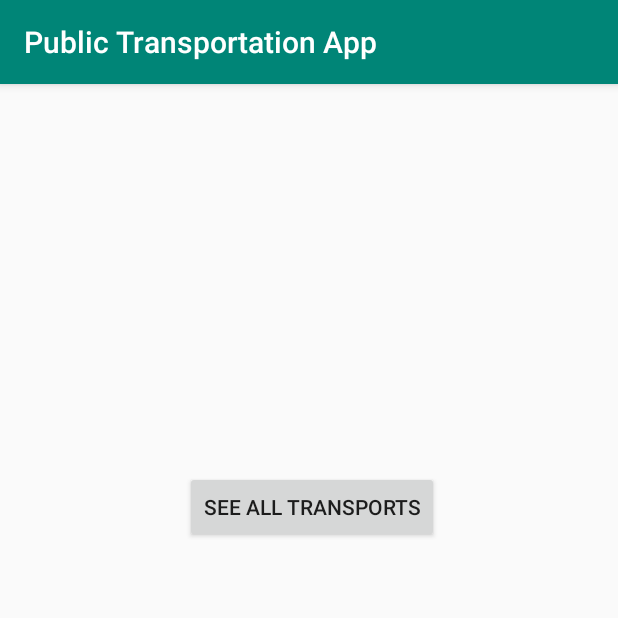
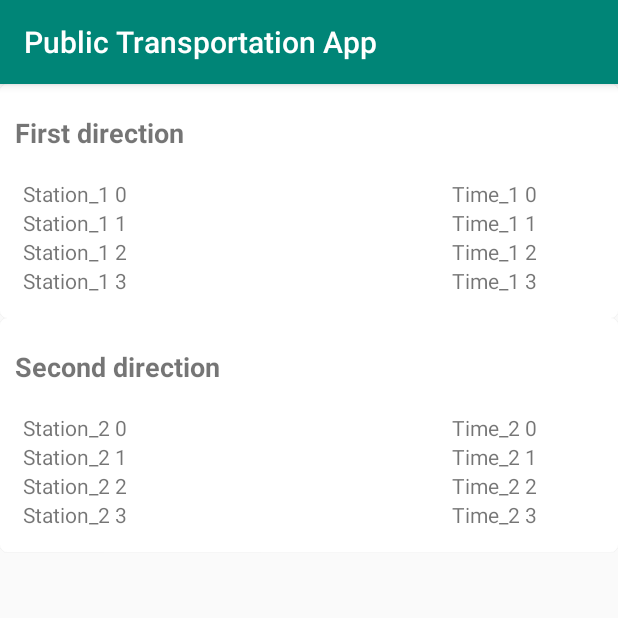
Before and after one commit to FabianTalos/MSA-project, an Android app: the screen it shows after launch (MainActivity), on a phone screen of 412 x 824 dp, the top half of it. Run offline under Robolectric (Android 15) with nearby library versions, the phone set to English and light mode, and no system bars; our stand-ins replace Firebase (no records; nobody signed in at launch, a user with empty details on screens opened directly).

```diff
--- a/app/src/main/java/com/example/publictransportationapp/MainActivity.java
+++ b/app/src/main/java/com/example/publictransportationapp/MainActivity.java
@@ -1,26 +1,43 @@
 package com.example.publictransportationapp;
 
+import android.app.Activity;
+import android.content.Context;
 import android.content.Intent;
 import android.os.Bundle;
+import android.util.Log;
 import android.view.View;
 import android.widget.Button;
 
 import androidx.appcompat.app.AppCompatActivity;
+import androidx.recyclerview.widget.LinearLayoutManager;
+import androidx.recyclerview.widget.RecyclerView;
 
 import com.example.publictransportationapp.activity.TransportList;
+import com.example.publictransportationapp.adapter.MapAdapter;
+import com.example.publictransportationapp.model.Station;
 import com.google.firebase.database.DatabaseReference;
 import com.google.firebase.database.FirebaseDatabase;
 
 import java.util.ArrayList;
+import java.util.HashMap;
+
 //TO DO: GridLayoutManager for transports
 public class MainActivity extends AppCompatActivity {
     DatabaseReference reference;
+
+    ArrayList<Station> listStations1 = new ArrayList<>();
+    ArrayList<Station> listStations2 = new ArrayList<>();
+    MapAdapter mapAdapter;
+    Context mcontext;
+    RecyclerView myRecyclerView;
+    HashMap<String, ArrayList<Station>> stationsMap = new HashMap<>();
 
     @Override
     protected void onCreate(Bundle savedInstanceState) {
         super.onCreate(savedInstanceState);
         setContentView(R.layout.activity_main);
-
+        mcontext = this;
+        Log.e("check", "Main activity, on create");
         FirebaseDatabase database = FirebaseDatabase.getInstance();
         reference = database.getReference().child("transports");
 
@@ -59,6 +76,28 @@ public class MainActivity extends AppCompatActivity {
         });
         */
 
+        /* Recycler view stuff*/
+        for(int i = 0; i < 4; i++)
+        {
+            listStations1.add(new Station("Station_1 " + i, "Time_1 " + i));
+            listStations2.add(new Station("Station_2 " + i, "Time_2 " + i));
+        }
+        stationsMap.put("First direction", listStations1);
+        stationsMap.put("Second direction", listStations2);
+        //setContentView(R.layout.activity_main);
+        setContentView(R.layout.recycler_view);
+        myRecyclerView = (RecyclerView) findViewById(R.id.recyclerView);
+        LinearLayoutManager linearLayoutManager = new LinearLayoutManager(this, LinearLayoutManager.VERTICAL, false);
+        if(myRecyclerView == null)
+        {
+            Log.e("check", "Instance is null");
+        }
+        else {
+            myRecyclerView.setLayoutManager(linearLayoutManager);
+            mapAdapter = new MapAdapter(mcontext, stationsMap);
+            myRecyclerView.setAdapter(mapAdapter);
+        }
+
     }
 
     public void openTransportList()
--- /dev/null
+++ b/app/src/main/java/com/example/publictransportationapp/adapter/MapAdapter.java
@@ -0,0 +1,139 @@
+package com.example.publictransportationapp.adapter;
+
+import android.animation.ObjectAnimator;
+import android.annotation.SuppressLint;
+import android.content.Context;
+import android.util.Log;
+import android.util.SparseBooleanArray;
+import android.view.LayoutInflater;
+import android.view.View;
+import android.view.ViewGroup;
+import android.view.animation.LinearInterpolator;
+import android.widget.LinearLayout;
+import android.widget.RelativeLayout;
+import android.widget.TextView;
+
+import androidx.annotation.NonNull;
+import androidx.recyclerview.widget.RecyclerView;
+
+import com.example.publictransportationapp.R;
+import com.example.publictransportationapp.model.Station;
+
+import java.util.ArrayList;
+import java.util.HashMap;
+import java.util.Map;
+
+public class MapAdapter extends RecyclerView.Adapter<MapAdapter.MyHolder>{
+    HashMap<String, ArrayList<Station>> stationsMap;
+    Context context;
+
+    private SparseBooleanArray expandState = new SparseBooleanArray();  //What is this?
+
+    public MapAdapter(Context context, HashMap<String, ArrayList<Station>> stationsMap) {
+        this.stationsMap = stationsMap;
+        this.context = context;
+        for (int i = 0; i < stationsMap.size(); i++) {
+            expandState.append(i, false);
+        }
+
+    }
+
+    @NonNull
+    @Override
+    public MapAdapter.MyHolder onCreateViewHolder(@NonNull ViewGroup parent, int viewType) {
+        View view =  LayoutInflater.from(parent.getContext()).inflate(R.layout.list_item_map, null, false);//wish I knew
+                //LayoutInflater.from(context).inflate(R.layout.list_item_map,parent,false);
+
+        return new MyHolder(view);
+    }
+
+    @Override
+    public void onBindViewHolder(@NonNull MyHolder holder, @SuppressLint("RecyclerView") int position) {
+        holder.setIsRecyclable(false);
+        holder.textView_name.setText(getHashMapKeyFromIndex(stationsMap, position));
+        final boolean isExpanded = expandState.get(position);
+
+        Log.e("check", "is expanded? " + isExpanded);   //CHANGE THIS SHIT TO A CORRECT TRUE OR FALSE
+        holder.expandableLayout.setVisibility(1); //isExpanded ? View.VISIBLE : View.GONE
+        //Log.e("check", "" + stationsMap.get(getHashMapKeyFromIndex(stationsMap, position)).size());
+        //llContainer
+        holder.llContainer.removeAllViews();
+        LayoutInflater layoutInflator = (LayoutInflater) context.getSystemService(Context.LAYOUT_INFLATER_SERVICE);
+        for (int i = 0; i < stationsMap.get(getHashMapKeyFromIndex(stationsMap, position)).size(); i++) {
+            //Log.e("check", stationsMap.get(getHashMapKeyFromIndex(stationsMap, position)).get(i).getStationName());
+            View view = layoutInflator.inflate(R.layout.row_subcat_child, null);
+            TextView tv_stationName = view.findViewById(R.id.tv_stationName);
+            TextView tv_arrivalTime = view.findViewById(R.id.tv_arrivalTime);
+            tv_stationName.setText(stationsMap.get(getHashMapKeyFromIndex(stationsMap, position)).get(i).getStationName());
+            tv_arrivalTime.setText(String.valueOf(stationsMap.get(getHashMapKeyFromIndex(stationsMap, position)).get(i).getArrivalTime()));
+            holder.llContainer.addView(view);
+            //Log.e("check", "View added to holder");
+        }
+
+
+        holder.buttonLayout.setRotation(expandState.get(position) ? 180f : 0f);
+        holder.buttonLayout.setOnClickListener(new View.OnClickListener() {
+            @Override
+            public void onClick(final View v) {
+                onClickButton(holder.expandableLayout, holder.buttonLayout, position);
+            }
+        });
+    }
+
+    @Override
+    public int getItemCount() {
+        return stationsMap.size();
+    }
+
+    public static class MyHolder extends RecyclerView.ViewHolder {
+
+        TextView textView_name,textView_total;
+        LinearLayout expandableLayout, llContainer;
+        RelativeLayout buttonLayout;
+
+        public MyHolder(View view) {
+            super(view);
+            textView_name = view.findViewById(R.id.textView_name);
+            expandableLayout = view.findViewById(R.id.expandableLayout);
+            buttonLayout = view.findViewById(R.id.button);
+            llContainer = view.findViewById(R.id.llContainer);
+            //Log.e("check", "Holder initialized");
+        }
+    }
+
+    public static String getHashMapKeyFromIndex(HashMap hashMap, int index) {
+
+        String key = null;
+        HashMap<String, Object> hs = hashMap;
+        int pos = 0;
+        for (Map.Entry<String, Object> entry : hs.entrySet()) {
+            if (index == pos) {
+                key = entry.getKey();
+            }
+            pos++;
+        }
+        return key;
+    }
+
+    private ObjectAnimator createRotateAnimator(final View target, final float from, final float to) {
+        ObjectAnimator animator = ObjectAnimator.ofFloat(target, "rotation", from, to);
+        animator.setDuration(300);
+        animator.setInterpolator(new LinearInterpolator());
+        return animator;
+    }
+
+    private void onClickButton(final LinearLayout expandableLayout, final RelativeLayout buttonLayout, final int i) {
+
+        //Simply set View to Gone if not expanded
+        //Not necessary but I put simple rotation on button layout
+        if (expandableLayout.getVisibility() == View.VISIBLE) {
+            createRotateAnimator(buttonLayout, 180f, 0f).start();
+            expandableLayout.setVisibility(View.GONE);
+            expandState.put(i, false);
+        } else {
+            createRotateAnimator(buttonLayout, 0f, 180f).start();
+            expandableLayout.setVisibility(View.VISIBLE);
+            expandState.put(i, true);
+        }
+    }
+}
--- a/app/src/main/java/com/example/publictransportationapp/model/Transport.java
+++ b/app/src/main/java/com/example/publictransportationapp/model/Transport.java
@@ -12,7 +12,7 @@ public class Transport {
 
     String transportType, routeName;
     ArrayList<String> directions;
-    Map<String,Station> stations; //Stations = Map(Direction1 : [{Station 1 : time 1}, {Station 2 : time 2}...]
+    Map<String, ArrayList <Station>> stationsMap; //Stations = Map(Direction1 : [{Station 1 : time 1}, {Station 2 : time 2}...]
 
     public Transport(){}
 
@@ -20,7 +20,7 @@ public class Transport {
         this.transportType = transportType;
         this.routeName = routeName;
         this.directions = new ArrayList<>();
-        this.stations = new HashMap<>();
+        this.stationsMap = new HashMap<>();
     }
 
     public void addDirection(String direction){
@@ -32,8 +32,8 @@ public class Transport {
     }
 
     @RequiresApi(api = Build.VERSION_CODES.N)  //set API lvl to 24
-    public void addStation(String direction, Station station){
-        stations.putIfAbsent(direction, station);
+    public void addStations(String direction, ArrayList <Station> stations){
+        stationsMap.putIfAbsent(direction, stations);
     }
 
     public String getTransportType() {
@@ -52,12 +52,12 @@ public class Transport {
         this.directions = directions;
     }
 
-    public Map<String, Station> getStations() {
-        return stations;
+    public Map<String, ArrayList <Station>>  getStations() {
+        return stationsMap;
     }
 
-    public void setStations(Map<String, Station> stations) {
-        this.stations = stations;
+    public void setStations(Map<String, ArrayList <Station>> stations) {
+        this.stationsMap = stations;
     }
 
     @Override
@@ -66,7 +66,7 @@ public class Transport {
                 "transportType='" + transportType + '\'' +
                 ", routeName='" + routeName + '\'' +
                 ", directions=" + directions +
-                ", stations=" + stations +
+                ", stations=" + stationsMap +
                 '}';
     }
 }
--- a/app/src/main/res/layout/activity_transportlist.xml
+++ b/app/src/main/res/layout/activity_transportlist.xml
@@ -8,10 +8,13 @@
     <androidx.recyclerview.widget.RecyclerView
         android:id="@+id/transportList"
         android:layout_width="match_parent"
-        android:layout_height="match_parent"
+        android:layout_height="match_parent"/>
+        <!--
         android:layout_constrainBottom_toBottomOf="parent"
         android:layout_constrainEnd_toEndOf="parent"
         android:layout_constrainStart_toStartOf="parent"
         android:layout_constrainTop_toTopOf="parent"
+
         tools:ignore="MissingConstraints" />
+        -->
 </androidx.constraintlayout.widget.ConstraintLayout>
--- /dev/null
+++ b/app/src/main/res/layout/list_item_map.xml
@@ -0,0 +1,91 @@
+<?xml version="1.0" encoding="utf-8"?>
+<androidx.cardview.widget.CardView xmlns:android="http://schemas.android.com/apk/res/android"
+    xmlns:card_view="http://schemas.android.com/apk/res-auto"
+    android:id="@+id/cv"
+    android:layout_width="match_parent"
+    android:layout_height="wrap_content"
+    android:layout_marginLeft="5dp"
+    android:layout_marginTop="5dp"
+    android:layout_marginRight="5dp"
+    card_view:cardCornerRadius="5dp">
+
+    <LinearLayout
+        android:layout_width="match_parent"
+        android:layout_height="wrap_content"
+        android:layout_margin="10dp"
+        android:orientation="vertical">
+
+        <RelativeLayout
+            android:id="@+id/buttonLayout"
+            android:layout_width="match_parent"
+            android:layout_height="48dp">
+
+            <RelativeLayout
+                android:id="@+id/pparent"
+                android:layout_width="wrap_content"
+                android:layout_toLeftOf="@+id/button"
+                android:layout_height="wrap_content">
+
+                <TextView
+                    android:id="@+id/textView_name"
+                    android:layout_width="match_parent"
+                    android:layout_height="wrap_content"
+                    android:layout_marginTop="10dp"
+                    android:layout_marginBottom="10dp"
+                    android:layout_toLeftOf="@+id/textView_total"
+                    android:textSize="18sp"
+                    android:textStyle="bold" />
+
+                <TextView
+                    android:id="@+id/textView_total"
+                    android:layout_width="wrap_content"
+                    android:layout_height="wrap_content"
+                    android:layout_marginTop="10dp"
+                    android:layout_alignParentRight="true"
+                    android:layout_marginBottom="10dp"
+                    android:textSize="18sp"
+                    android:textStyle="bold" />
+
+            </RelativeLayout>
+
+            <!--My dropdown Button -->
+            <RelativeLayout
+                android:id="@+id/button"
+                android:layout_width="48dp"
+                android:layout_height="48dp"
+                android:layout_alignParentRight="true"
+                android:layout_gravity="end"
+                android:gravity="center">
+
+                <ImageView
+                    android:layout_width="25dp"
+                    android:layout_height="25dp"
+                    android:layout_alignParentEnd="false"
+                    android:layout_alignParentRight="false"/>
+                    <!-- android:background="@drawable/ic_arrow_drop_down_black_24dp" -->
+
+            </RelativeLayout>
+        </RelativeLayout>
+        <!--The layout below is my ExpandableLayout -->
+        <LinearLayout
+            android:id="@+id/expandableLayout"
+            android:layout_width="match_parent"
+            android:layout_height="wrap_content"
+            android:orientation="horizontal">
+
+
+            <LinearLayout
+                android:id="@+id/llContainer"
+                android:layout_width="wrap_content"
+                android:layout_height="wrap_content"
+                android:layout_margin="5dp"
+                android:orientation="vertical">
+
+
+            </LinearLayout>
+
+        </LinearLayout>
+
+    </LinearLayout>
+
+</androidx.cardview.widget.CardView>
--- /dev/null
+++ b/app/src/main/res/layout/recycler_view.xml
@@ -0,0 +1,12 @@
+<?xml version="1.0" encoding="utf-8"?>
+<androidx.constraintlayout.widget.ConstraintLayout xmlns:android="http://schemas.android.com/apk/res/android"
+    xmlns:tools="http://schemas.android.com/tools"
+    android:layout_width="match_parent"
+    android:layout_height="match_parent">
+
+    <androidx.recyclerview.widget.RecyclerView
+        android:id="@+id/recyclerView"
+        android:layout_width="match_parent"
+        android:layout_height="match_parent"
+        android:scrollbars="vertical"/>
+</androidx.constraintlayout.widget.ConstraintLayout>
--- /dev/null
+++ b/app/src/main/res/layout/row_subcat_child.xml
@@ -0,0 +1,35 @@
+<?xml version="1.0" encoding="utf-8"?>
+<RelativeLayout xmlns:android="http://schemas.android.com/apk/res/android"
+    android:layout_width="match_parent"
+    android:layout_height="match_parent"
+    android:orientation="vertical">
+
+    <LinearLayout
+        android:layout_width="match_parent"
+        android:layout_height="wrap_content"
+        android:orientation="horizontal"
+        android:weightSum="4">
+
+        <TextView
+            android:id="@+id/tv_stationName"
+            android:layout_width="0dp"
+            android:layout_height="wrap_content"
+            android:layout_weight="1" />
+
+        <TextView
+            android:layout_width="0dp"
+            android:layout_height="wrap_content"
+            android:layout_weight="1" />
+
+        <TextView
+            android:layout_width="0dp"
+            android:layout_height="wrap_content"
+            android:layout_weight="1" />
+
+        <TextView
+            android:id="@+id/tv_arrivalTime"
+            android:layout_width="0dp"
+            android:layout_height="wrap_content"
+            android:layout_weight="1" />
+    </LinearLayout>
+</RelativeLayout>
```
